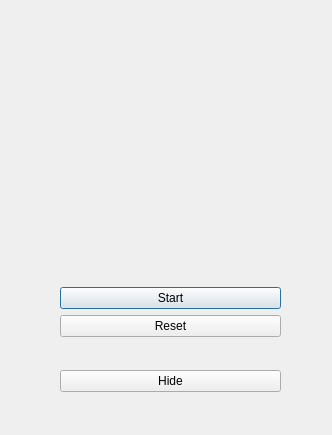
The window that LAB2/stopwatch.ui (StasDzundza/Labs-1-semestr) describes before a commit, drawn with Qt 5.
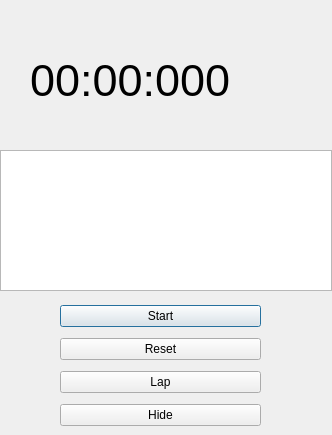
The same window after the commit.

```diff
--- a/LAB2/stopwatch.ui
+++ b/LAB2/stopwatch.ui
@@ -17,9 +17,9 @@
    <property name="geometry">
     <rect>
      <x>30</x>
-     <y>50</y>
+     <y>20</y>
      <width>281</width>
-     <height>131</height>
+     <height>121</height>
     </rect>
    </property>
    <property name="font">
@@ -30,20 +30,34 @@
     </font>
    </property>
    <property name="text">
-    <string/>
+    <string>00:00:000</string>
+   </property>
+  </widget>
+  <widget class="QTextBrowser" name="lap_results">
+   <property name="geometry">
+    <rect>
+     <x>0</x>
+     <y>150</y>
+     <width>332</width>
+     <height>141</height>
+    </rect>
+   </property>
+   <property name="font">
+    <font>
+     <family>Myanmar Text</family>
+     <pointsize>11</pointsize>
+    </font>
    </property>
   </widget>
   <widget class="QWidget" name="">
    <property name="geometry">
     <rect>
      <x>60</x>
-     <y>260</y>
-     <width>221</width>
-     <height>161</height>
+     <y>300</y>
+     <width>201</width>
+     <height>135</height>
     </rect>
    </property>
-   <layout class="QVBoxLayout" name="verticalLayout_2">
-    <item>
      <layout class="QVBoxLayout" name="verticalLayout">
       <item>
        <widget class="QPushButton" name="start_stop">
@@ -59,7 +73,12 @@
         </property>
        </widget>
       </item>
-     </layout>
+    <item>
+     <widget class="QPushButton" name="lap_button">
+      <property name="text">
+       <string>Lap</string>
+      </property>
+     </widget>
     </item>
     <item>
      <widget class="QPushButton" name="hide_button">
```
Lines whose indentation alone changed are shown as unchanged.
